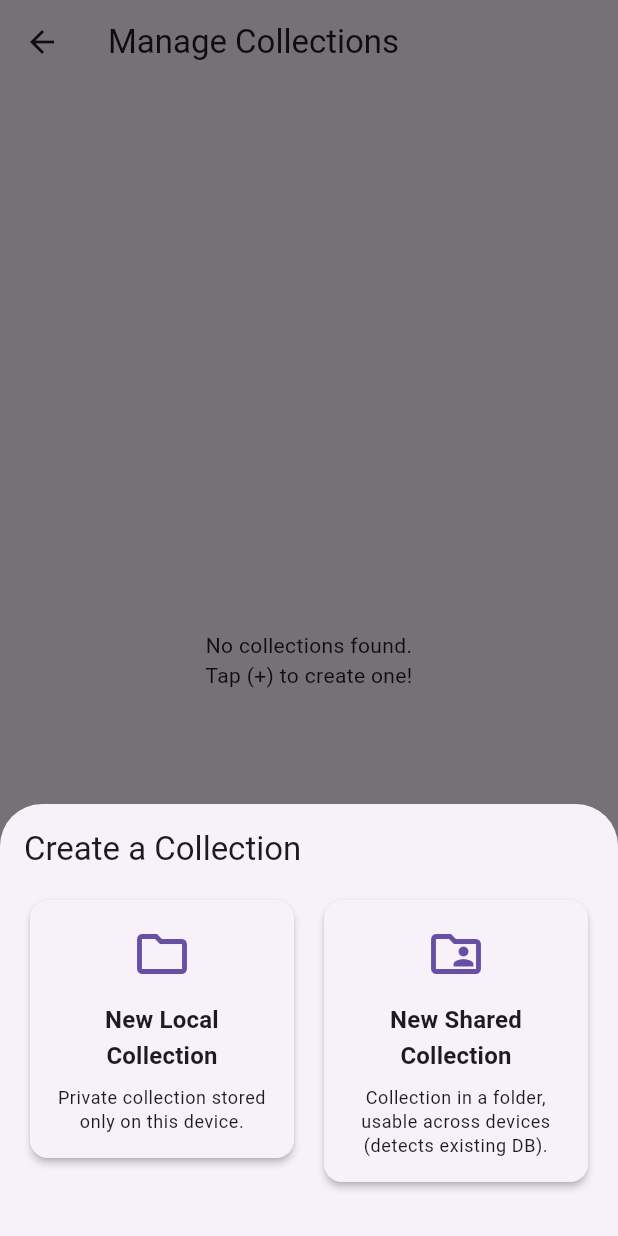
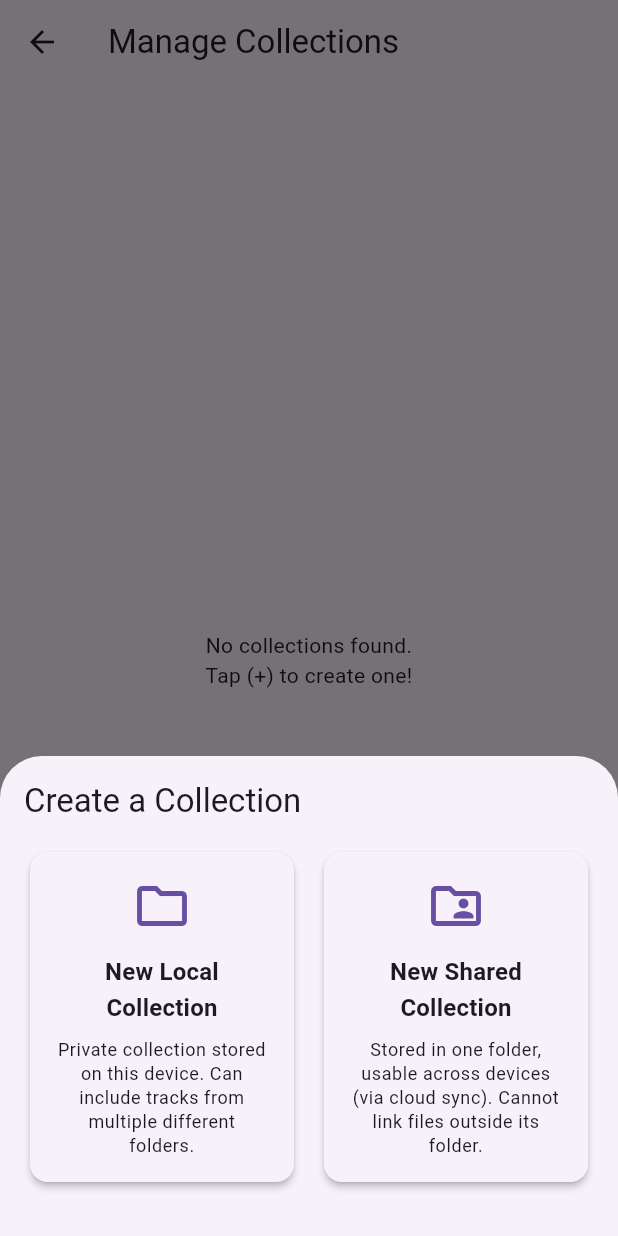
Before and after one commit to BapsiB/Waux, a Flutter app: the CollectionManagerScreen screen opened directly, after a tap on the "add" icon, on a phone screen of 412 x 824 dp. Run offline on Flutter 3.47's test engine with Material 3 defaults, Android fonts, the phone set to English and light mode, and no system bars; our stand-ins replace bloc, equatable, file_picker, flutter_bloc, flutter_colorpicker, just_audio and 3 more; missing offline and left inert: desktop_drop, ffmpeg_kit_flutter, syncfusion_flutter_core, youtube_explode_dart; accounts and stored records are empty.

Commit message:
change description of collection types.

```diff
--- a/audio_looker/lib/screens/collection_manager_screen.dart
+++ b/audio_looker/lib/screens/collection_manager_screen.dart
@@ -781,7 +781,7 @@ class _CollectionManagerScreenState extends State<CollectionManagerScreen> {
                   crossAxisAlignment: CrossAxisAlignment.start,
                   children: [
                     Text(
-                      'Create a Collection', // Updated title slightly
+                      'Create a Collection',
                       style: Theme.of(context).textTheme.titleLarge,
                     ),
                     const SizedBox(height: 16),
@@ -794,8 +794,10 @@ class _CollectionManagerScreenState extends State<CollectionManagerScreen> {
                             context: sheetContext,
                             icon: Icons.folder_outlined,
                             title: 'New Local Collection',
+                            // --- MODIFIED Description ---
                             description:
-                                'Private collection stored only on this device.',
+                                'Private collection stored on this device. Can include tracks from multiple different folders.',
+                            // --- END MODIFICATION ---
                             onTap: () {
                               Navigator.pop(sheetContext);
                               _showCreateCollectionDialog(isShared: false);
@@ -810,15 +812,16 @@ class _CollectionManagerScreenState extends State<CollectionManagerScreen> {
                             context: sheetContext,
                             icon: Icons.folder_shared_outlined,
                             title: 'New Shared Collection',
+                            // --- MODIFIED Description ---
                             description:
-                                'Collection in a folder, usable across devices (detects existing DB).', // Updated description
+                                'Stored in one folder, usable across devices (via cloud sync). Cannot link files outside its folder.',
+                            // --- END MODIFICATION ---
                             onTap: () {
                               Navigator.pop(sheetContext);
                               _showCreateCollectionDialog(isShared: true);
                             },
                           ),
                         ),
-                        // --- REMOVED Option 3 ---
                       ],
                     ),
                     const SizedBox(height: 16),
```
